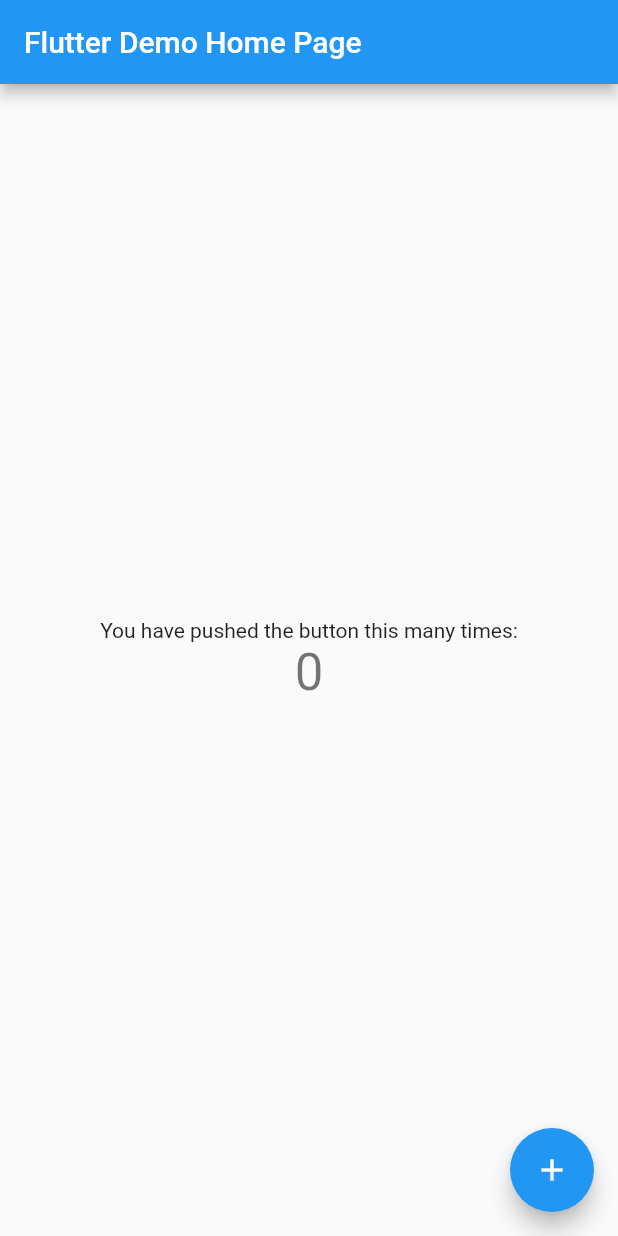
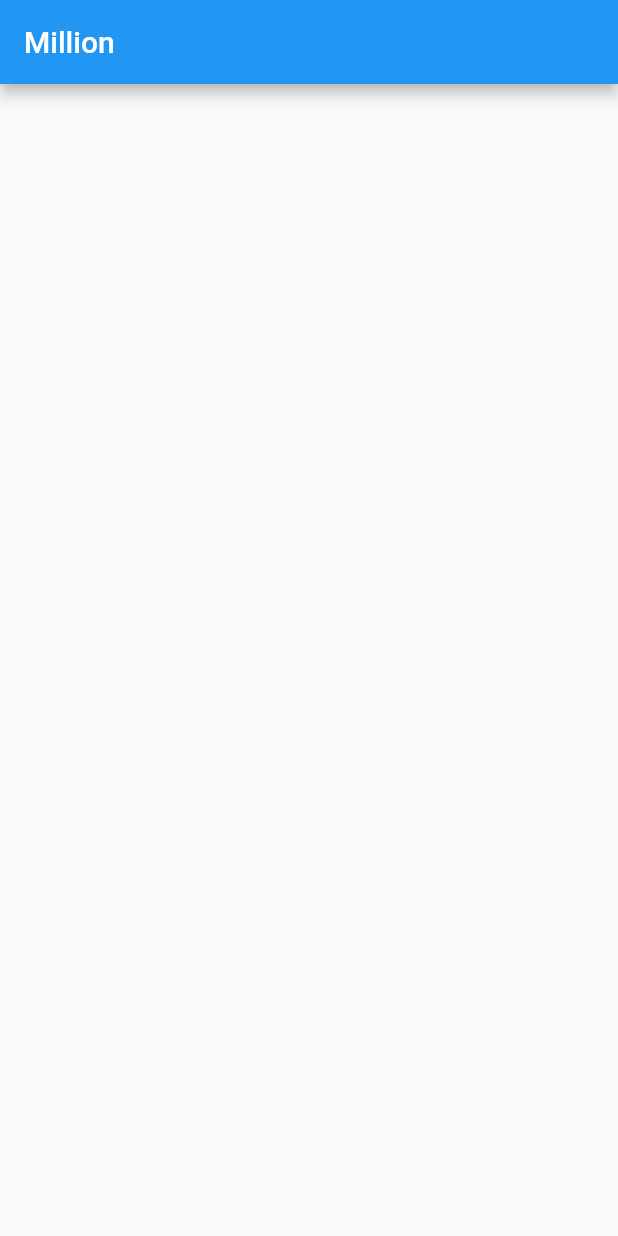
Before and after one commit to moman13/to_million_dollar, a Flutter app: the screen it shows after launch, on a phone screen of 412 x 824 dp. Run offline on Flutter 3.47's test engine with Material 2 defaults, Android fonts, the light colour scheme and no system bars.

Commit message:
just clean up

```diff
--- a/lib/main.dart
+++ b/lib/main.dart
@@ -1,4 +1,5 @@
 import 'package:flutter/material.dart';
+import 'package:to_million_dollar/pages/home_page.dart';
 
 void main() {
   runApp(const MyApp());
@@ -6,110 +7,13 @@
 
 class MyApp extends StatelessWidget {
   const MyApp({super.key});
-
-  // This widget is the root of your application.
   @override
   Widget build(BuildContext context) {
     return MaterialApp(
-      title: 'Flutter Demo',
-      theme: ThemeData(
-        // This is the theme of your application.
-        //
-        // Try running your application with "flutter run". You'll see the
-        // application has a blue toolbar. Then, without quitting the app, try
-        // changing the primarySwatch below to Colors.green and then invoke
-        // "hot reload" (press "r" in the console where you ran "flutter run",
-        // or simply save your changes to "hot reload" in a Flutter IDE).
-        // Notice that the counter didn't reset back to zero; the application
-        // is not restarted.
-        primarySwatch: Colors.blue,
-      ),
-      home: const MyHomePage(title: 'Flutter Demo Home Page'),
+      initialRoute: "home",
+      routes: {
+        "home": (context) => HomePage(),
+      },
     );
   }
 }
-
-class MyHomePage extends StatefulWidget {
-  const MyHomePage({super.key, required this.title});
-
-  // This widget is the home page of your application. It is stateful, meaning
-  // that it has a State object (defined below) that contains fields that affect
-  // how it looks.
-
-  // This class is the configuration for the state. It holds the values (in this
-  // case the title) provided by the parent (in this case the App widget) and
-  // used by the build method of the State. Fields in a Widget subclass are
-  // always marked "final".
-
-  final String title;
-
-  @override
-  State<MyHomePage> createState() => _MyHomePageState();
-}
-
-class _MyHomePageState extends State<MyHomePage> {
-  int _counter = 0;
-
-  void _incrementCounter() {
-    setState(() {
-      // This call to setState tells the Flutter framework that something has
-      // changed in this State, which causes it to rerun the build method below
-      // so that the display can reflect the updated values. If we changed
-      // _counter without calling setState(), then the build method would not be
-      // called again, and so nothing would appear to happen.
-      _counter++;
-    });
-  }
-
-  @override
-  Widget build(BuildContext context) {
-    // This method is rerun every time setState is called, for instance as done
-    // by the _incrementCounter method above.
-    //
-    // The Flutter framework has been optimized to make rerunning build methods
-    // fast, so that you can just rebuild anything that needs updating rather
-    // than having to individually change instances of widgets.
-    return Scaffold(
-      appBar: AppBar(
-        // Here we take the value from the MyHomePage object that was created by
-        // the App.build method, and use it to set our appbar title.
-        title: Text(widget.title),
-      ),
-      body: Center(
-        // Center is a layout widget. It takes a single child and positions it
-        // in the middle of the parent.
-        child: Column(
-          // Column is also a layout widget. It takes a list of children and
-          // arranges them vertically. By default, it sizes itself to fit its
-          // children horizontally, and tries to be as tall as its parent.
-          //
-          // Invoke "debug painting" (press "p" in the console, choose the
-          // "Toggle Debug Paint" action from the Flutter Inspector in Android
-          // Studio, or the "Toggle Debug Paint" command in Visual Studio Code)
-          // to see the wireframe for each widget.
-          //
-          // Column has various properties to control how it sizes itself and
-          // how it positions its children. Here we use mainAxisAlignment to
-          // center the children vertically; the main axis here is the vertical
-          // axis because Columns are vertical (the cross axis would be
-          // horizontal).
-          mainAxisAlignment: MainAxisAlignment.center,
-          children: <Widget>[
-            const Text(
-              'You have pushed the button this many times:',
-            ),
-            Text(
-              '$_counter',
-              style: Theme.of(context).textTheme.headlineMedium,
-            ),
-          ],
-        ),
-      ),
-      floatingActionButton: FloatingActionButton(
-        onPressed: _incrementCounter,
-        tooltip: 'Increment',
-        child: const Icon(Icons.add),
-      ), // This trailing comma makes auto-formatting nicer for build methods.
-    );
-  }
-}
--- /dev/null
+++ b/lib/pages/home_page.dart
@@ -0,0 +1,28 @@
+import 'package:flutter/material.dart';
+
+class HomePage extends StatefulWidget {
+  @override
+  State<StatefulWidget> createState() {
+    return _HomePageState();
+  }
+}
+
+class _HomePageState extends State<HomePage> {
+  double? _deviceHeight, _deviceWidth;
+  @override
+  Widget build(BuildContext context) {
+    _deviceHeight = MediaQuery.of(context).size.height;
+    _deviceWidth = MediaQuery.of(context).size.width;
+
+    return Scaffold(
+      appBar: AppBar(
+        title: const Text(
+          'Million',
+        ),
+      ),
+      body: Container(
+        child: Column(children: []),
+      ),
+    );
+  }
+}
```
